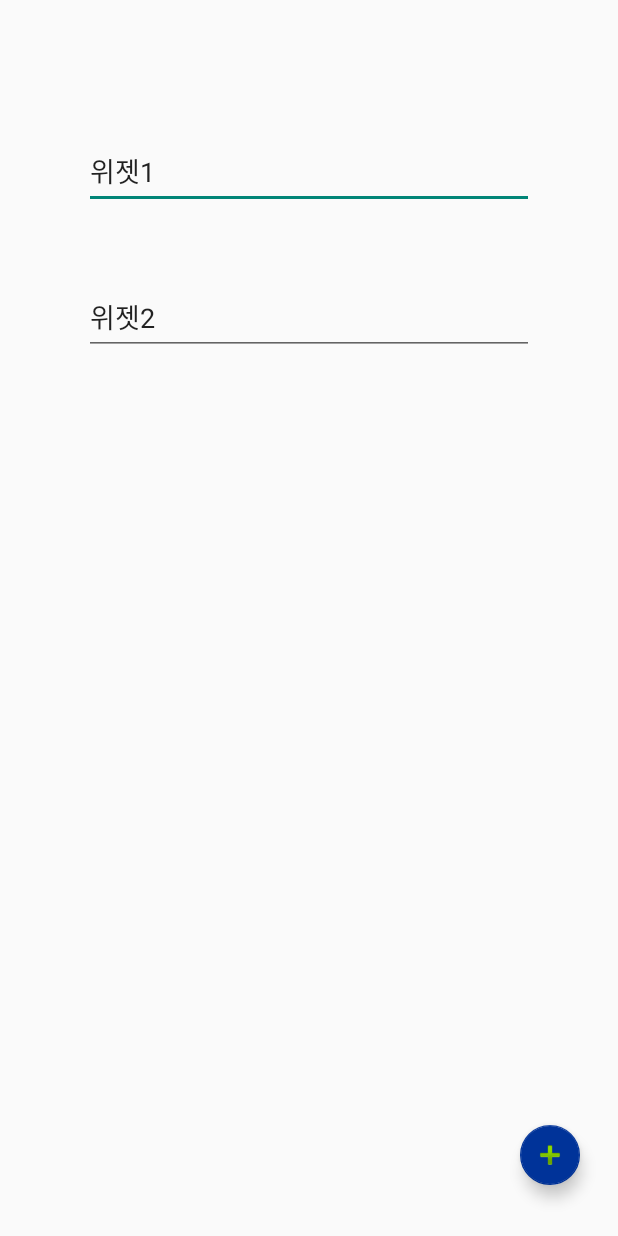
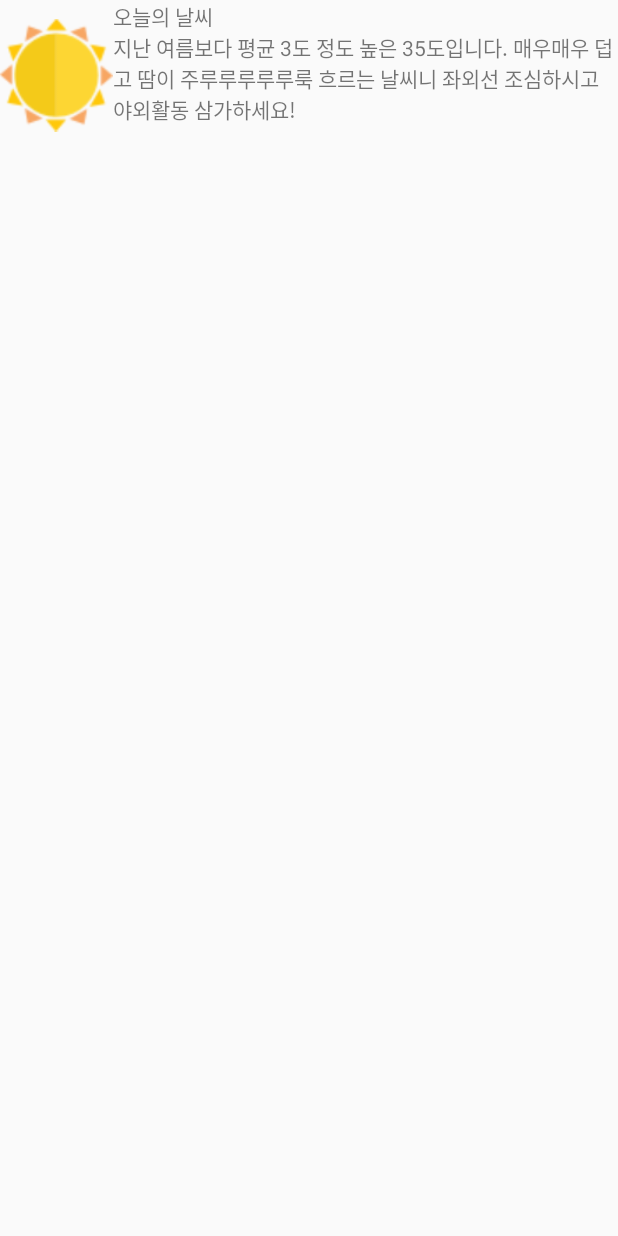
Before and after one commit to uni3621/nabi, an Android app: the layout activity_home.xml on its own in the app's theme, with its tools: preview values and no code run, on a phone screen of 412 x 824 dp. Run offline under Robolectric (Android 15) with nearby library versions, the phone set to English and light mode, and no system bars.

Commit message:
no message

```diff
--- a/app/src/main/res/layout/activity_home.xml
+++ b/app/src/main/res/layout/activity_home.xml
@@ -2,45 +2,38 @@
 <LinearLayout xmlns:android="http://schemas.android.com/apk/res/android"
     xmlns:app="http://schemas.android.com/apk/res-auto"
     android:layout_width="match_parent"
-    android:layout_height="match_parent">
+    android:layout_height="match_parent"
+    android:orientation="vertical">
 
-    <RelativeLayout
+    <LinearLayout
         android:layout_width="match_parent"
-        android:layout_height="match_parent">
+        android:layout_height="100dp"
+        android:orientation="horizontal">
 
-        <AutoCompleteTextView
-            android:id="@+id/widget1"
-            android:layout_width="300dp"
-            android:layout_height="50dp"
-            android:layout_marginTop="89dp"
-            android:text="위젯1"
-            android:layout_alignParentTop="true"
-            android:layout_centerHorizontal="true" />
+        <ImageView
+            android:id="@+id/imageView7"
+            android:layout_width="150dp"
+            android:layout_height="match_parent"
+            android:layout_weight="1"
+            app:srcCompat="@drawable/sun" />
 
-        <AutoCompleteTextView
-            android:id="@+id/widget2"
-            android:layout_width="300dp"
-            android:layout_height="50dp"
-            android:layout_alignLeft="@+id/widget1"
-            android:layout_alignStart="@+id/widget1"
-            android:layout_below="@+id/widget1"
-            android:layout_marginTop="47dp"
-            android:text="위젯2" />
+        <LinearLayout
+            android:layout_width="match_parent"
+            android:layout_height="match_parent"
+            android:layout_weight="1"
+            android:orientation="vertical">
 
-        <android.support.design.widget.FloatingActionButton
-            android:id="@+id/editbutton"
-            android:layout_width="wrap_content"
-            android:layout_height="wrap_content"
-            android:layout_alignParentBottom="true"
-            android:layout_alignParentEnd="true"
-            android:layout_alignParentRight="true"
-            android:layout_marginBottom="34dp"
-            android:layout_marginEnd="25dp"
-            android:layout_marginRight="25dp"
-            android:clickable="true"
-            app:backgroundTint="@color/colorPrimaryDark"
-            app:fabSize="mini"
-            app:srcCompat="@android:drawable/ic_input_add" />
+            <TextView
+                android:layout_width="match_parent"
+                android:layout_height="wrap_content"
+                android:text="오늘의 날씨" />
 
-    </RelativeLayout>
+            <TextView
+                android:id="@+id/textView3"
+                android:layout_width="match_parent"
+                android:layout_height="match_parent"
+                android:text="지난 여름보다 평균 3도 정도 높은 35도입니다. 매우매우 덥고 땀이 주루루루루루룩 흐르는 날씨니 좌외선 조심하시고 야외활동 삼가하세요!" />
+        </LinearLayout>
+
+    </LinearLayout>
 </LinearLayout>
--- a/app/src/main/res/layout/activity_spend_item.xml
+++ b/app/src/main/res/layout/activity_spend_item.xml
@@ -64,7 +64,8 @@
         android:layout_height="match_parent"
         android:layout_centerHorizontal="true"
         android:orientation="vertical"
-        android:layout_below="@+id/linearLayout">
+        android:layout_below="@+id/linearLayout"
+        android:weightSum="1">
 
         <TextView
             android:id="@+id/textView6"
@@ -77,6 +78,14 @@
 
         <ListView
             android:layout_width="match_parent"
-            android:layout_height="match_parent" />
+            android:layout_height="289dp"
+            android:layout_weight="0.15" />
+
+        <TextView
+            android:id="@+id/spendEval"
+            android:layout_width="match_parent"
+            android:layout_height="105dp"
+            android:gravity="center"
+            android:text="지출 내역이 너무 많습니다! 9520원 정도 저축하세요!" />
     </LinearLayout>
 </RelativeLayout>
```
Also changed, not shown: app/src/main/res/drawable/sun.png (added).
